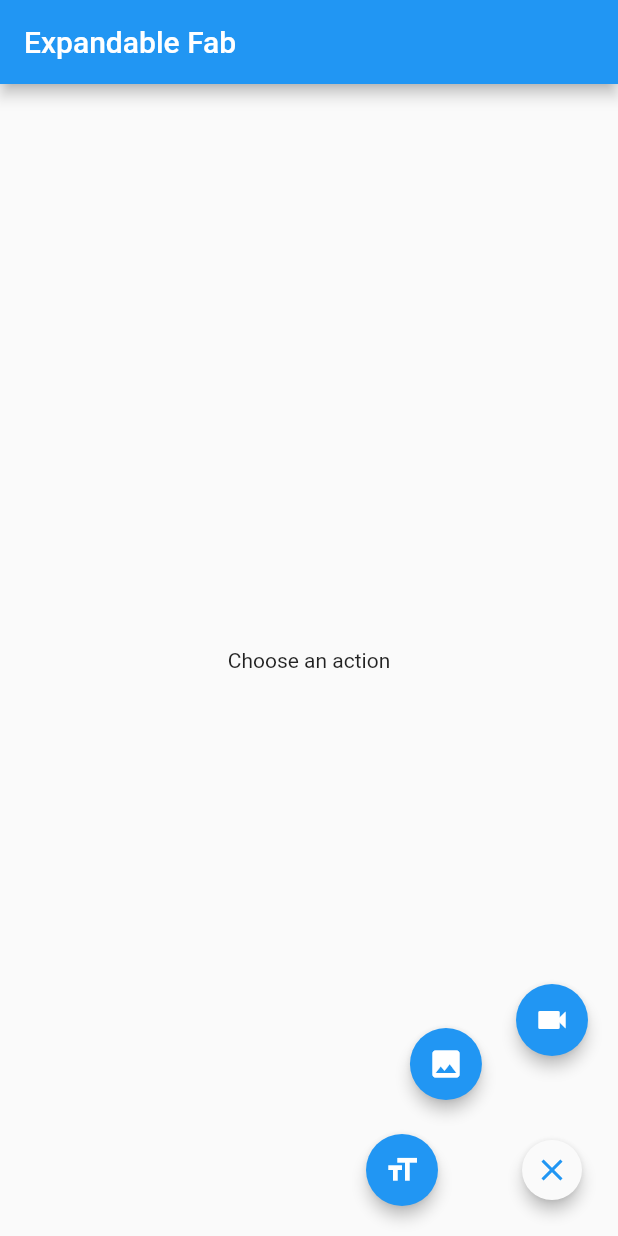
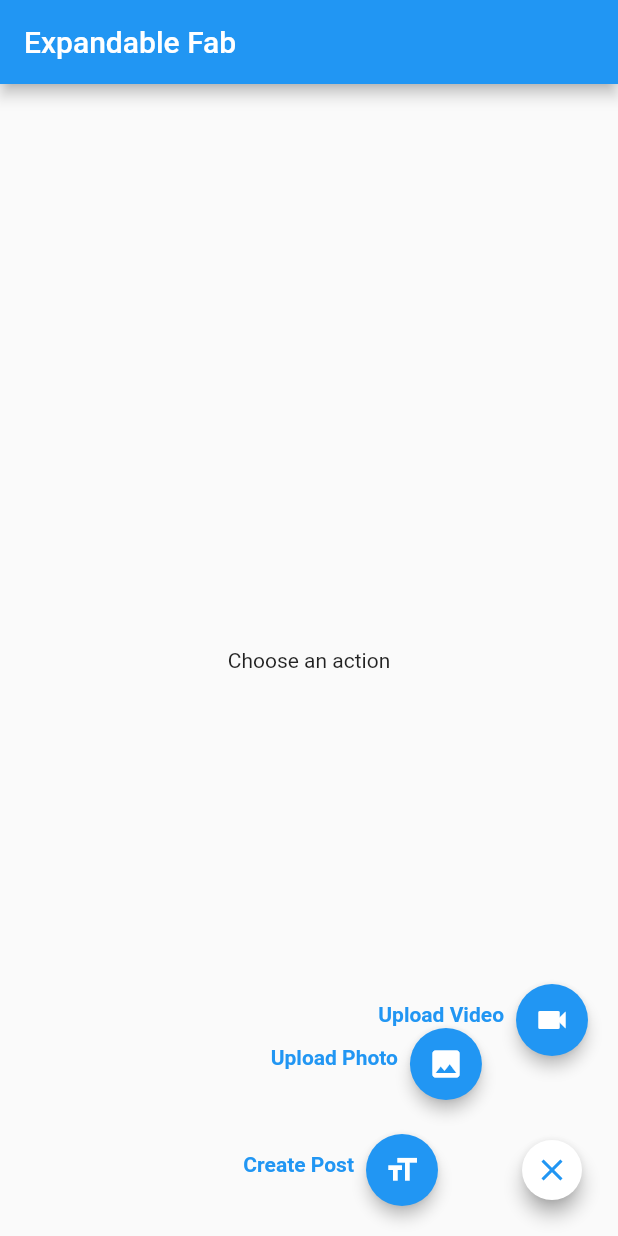
Before and after one commit to tajaouart/animated_expandable_fab, a Flutter app: the screen it shows after launch, after a tap on the "add" icon, on a phone screen of 412 x 824 dp. Run offline on Flutter 3.47's test engine with Material 2 defaults, Android fonts, the phone set to English and light mode, and no system bars.

Commit message:
add support of text in action button

```diff
--- a/example/lib/main.dart
+++ b/example/lib/main.dart
@@ -18,15 +18,10 @@ class ExampleExpandableFab extends StatefulWidget {
 }
 
 class _ExampleExpandableFabState extends State<ExampleExpandableFab> {
-  final _actionTitles = ['Create Post', 'Upload Photo', 'Upload Video'];
+  final _titles = ['Create Post', 'Upload Photo', 'Upload Video'];
+  final _icons = [Icons.format_size, Icons.insert_photo, Icons.videocam];
 
   String action = 'Choose an action';
-
-  void selectItem(BuildContext context, int index) {
-    setState(() {
-      action = _actionTitles[index];
-    });
-  }
 
   @override
   Widget build(BuildContext context) {
@@ -36,6 +31,10 @@ class _ExampleExpandableFabState extends State<ExampleExpandableFab> {
       ),
       body: Center(child: Text(action)),
       floatingActionButton: ExpandableFab(
+        closeBackgroundColor: Colors.white,
+        closeShadowColor: Colors.grey,
+        closeElevation: 5,
+        openElevation: 4,
         distance: 100.0,
         closeIcon: const Icon(
           Icons.close,
@@ -45,32 +44,28 @@ class _ExampleExpandableFabState extends State<ExampleExpandableFab> {
           Icons.add,
           color: Colors.white,
         ),
-        children: [
-          ActionButton(
-            onPressed: () => selectItem(context, 0),
+        children: List.generate(_titles.length, (index) {
+          return ActionButton(
+            onPressed: () => setState(() {
+              action = _titles[index];
+            }),
             closeFabOnTap: true,
-            child: const Icon(
-              Icons.format_size,
+            text: Padding(
+              padding: const EdgeInsets.only(bottom: 8.0, right: 8.0),
+              child: Text(
+                _titles[index],
+                style: const TextStyle(
+                  color: Colors.blue,
+                  fontWeight: FontWeight.bold,
+                ),
+              ),
+            ),
+            icon: Icon(
+              _icons[index],
               color: Colors.white,
             ),
-          ),
-          ActionButton(
-            onPressed: () => selectItem(context, 1),
-            closeFabOnTap: true,
-            child: const Icon(
-              Icons.insert_photo,
-              color: Colors.white,
-            ),
-          ),
-          ActionButton(
-            onPressed: () => selectItem(context, 2),
-            closeFabOnTap: true,
-            child: const Icon(
-              Icons.videocam,
-              color: Colors.white,
-            ),
-          ),
-        ],
+          );
+        }),
       ),
     );
   }
--- a/lib/expandable_fab/action_button.dart
+++ b/lib/expandable_fab/action_button.dart
@@ -1,39 +1,79 @@
 import 'package:flutter/material.dart';
 
 class ActionButton extends StatelessWidget {
-  /// Creates a material design action button.
+  /// Creates a material design action button with an optional text label.
+  ///
+  /// The button can display an icon or other widget, specified by [icon],
+  /// and an optional text label. The appearance of the button can be customized
+  /// with various styling parameters.
   const ActionButton({
+    this.padding = const EdgeInsets.all(12.0),
+    this.buttonShape = const CircleBorder(),
+    this.clipBehavior = Clip.antiAlias,
+    this.closeFabOnTap = true,
+    required this.icon,
+    this.elevation = 4.0,
+    this.shadowColor,
+    this.textColor,
+    this.onPressed,
+    this.color,
+    this.text,
     super.key,
-    this.onPressed,
-    required this.child,
-    this.color,
-    this.closeFabOnTap = true,
   });
 
-  /// The callback that is called when the button is tapped
+  /// The callback that is called when the button is tapped.
   final VoidCallback? onPressed;
 
-  /// The widget below this widget in the tree.
-  final Widget child;
+  /// The widget (typically an icon) displayed in the button.
+  final Widget icon;
+
+  /// Optional text label to display alongside the [icon].
+  final Widget? text;
+
+  /// Color of the text label.
+  final Color? textColor;
 
   /// The background color of the button.
   final Color? color;
 
-  /// Indicates whether the fab should close when the button is tapped.
+  /// Indicates whether the FAB should close when the button is tapped.
   final bool closeFabOnTap;
+
+  /// The shape of the button.
+  final ShapeBorder buttonShape;
+
+  /// The clip behavior of the button.
+  final Clip clipBehavior;
+
+  /// The elevation of the button.
+  final double elevation;
+
+  /// The shadow color of the button.
+  final Color? shadowColor;
+
+  /// The padding inside the button.
+  final EdgeInsetsGeometry padding;
 
   @override
   Widget build(BuildContext context) {
     final theme = Theme.of(context);
-    return Material(
-      shape: const CircleBorder(),
-      clipBehavior: Clip.antiAlias,
-      color: color ?? theme.colorScheme.secondary,
-      elevation: 4.0,
-      child: Padding(
-        padding: const EdgeInsets.all(12.0),
-        child: child,
-      ),
+
+    return Row(
+      mainAxisSize: MainAxisSize.min,
+      children: [
+        if (text != null) text!,
+        Material(
+          shape: buttonShape,
+          clipBehavior: clipBehavior,
+          color: color ?? theme.colorScheme.secondary,
+          elevation: elevation,
+          shadowColor: shadowColor ?? theme.shadowColor,
+          child: Padding(
+            padding: padding,
+            child: icon,
+          ),
+        ),
+      ],
     );
   }
 }
--- a/lib/expandable_fab/expandable_fab.dart
+++ b/lib/expandable_fab/expandable_fab.dart
@@ -1,30 +1,63 @@
 import 'package:animated_expandable_fab/animated_expandable_fab.dart';
+import 'package:animated_expandable_fab/expandable_fab/tap_to_open_fab.dart';
 import 'package:flutter/material.dart';
 
+import 'tap_to_close_fab.dart';
 import 'expanding_action_button.dart';
 
-// ExpandableFab is a stateful widget that allows creating an expandable Floating Action Button
-// which can contain multiple action buttons inside it.
+/// A stateful widget that creates an expandable Floating Action Button (FAB).
+///
+/// This widget allows the integration of multiple action buttons within a single FAB.
+/// The FAB can toggle between an open and closed state, revealing or hiding the action buttons.
 class ExpandableFab extends StatefulWidget {
+  /// Determines whether the FAB is open or closed initially.
+  final bool initialOpen;
+
+  /// The distance between the main FAB and the expanded action buttons.
+  final double distance;
+
+  /// A list of action buttons that are displayed when the FAB is expanded.
+  final List<ActionButton> children;
+
+  /// The icon displayed on the FAB when it is in its closed state.
+  /// If null, a default icon may be used.
+  final Widget? closeIcon;
+
+  /// The icon displayed on the FAB when it is in its open state.
+  /// If null, a default icon may be used.
+  final Widget? openIcon;
+
+  /// The elevation of the FAB when it is in the open state.
+  /// If null, a default elevation may be applied.
+  final double? openElevation;
+
+  /// The elevation of the FAB when it is in the closed state.
+  /// Defaults to 4.0 if not specified.
+  final double closeElevation;
+
+  /// The color of the shadow cast by the FAB when it is in the closed state.
+  /// If null, the default shadow color is used.
+  final Color? closeShadowColor;
+
+  /// The background color of the FAB when it is in the closed state.
+  /// If null, a default color is used.
+  final Color? closeBackgroundColor;
+
+  /// Constructs an [ExpandableFab].
+  ///
+  /// Requires [distance] and [children]. Other parameters are optional and have default values.
   const ExpandableFab({
+    this.closeBackgroundColor,
+    this.closeElevation = 4.0,
+    this.initialOpen = false,
+    required this.children,
+    required this.distance,
+    this.closeShadowColor,
+    this.openElevation,
+    this.closeIcon,
+    this.openIcon,
     super.key,
-    // boolean variable to determine if the fab should be open or closed by default
-    this.initialOpen = false,
-    // the distance between the fab and the action buttons
-    required this.distance,
-    // the list of action buttons to be added to the fab
-    required this.children,
-    // the icon to be displayed when the fab is closed
-    this.closeIcon,
-    // the icon to be displayed when the fab is open
-    this.openIcon,
   });
-
-  final bool initialOpen;
-  final double distance;
-  final List<ActionButton> children;
-  final Widget? closeIcon;
-  final Widget? openIcon;
 
   @override
   State<ExpandableFab> createState() => _ExpandableFabState();
@@ -34,16 +67,14 @@ class _ExpandableFabState extends State<ExpandableFab>
     with SingleTickerProviderStateMixin {
   late final AnimationController _controller;
   late final Animation<double> _expandAnimation;
-  bool _open = false;
+  late bool _isOpen = widget.initialOpen;
 
   @override
   void initState() {
     super.initState();
-    // initializing the state of the fab
-    _open = widget.initialOpen;
     _controller = AnimationController(
       // setting the initial value of the animation
-      value: _open ? 1.0 : 0.0,
+      value: _isOpen ? 1.0 : 0.0,
       duration: const Duration(milliseconds: 250),
       vsync: this,
     );
@@ -54,25 +85,6 @@ class _ExpandableFabState extends State<ExpandableFab>
     );
   }
 
-  // dispose the animation controller when the widget is disposed
-  @override
-  void dispose() {
-    _controller.dispose();
-    super.dispose();
-  }
-
-  // toggle the state of the fab when it is tapped
-  void _toggle() {
-    setState(() {
-      _open = !_open;
-      if (_open) {
-        _controller.forward();
-      } else {
-        _controller.reverse();
-      }
-    });
-  }
-
   // the main build function
   @override
   Widget build(BuildContext context) {
@@ -81,43 +93,40 @@ class _ExpandableFabState extends State<ExpandableFab>
         alignment: Alignment.bottomRight,
         clipBehavior: Clip.none,
         children: [
-          _buildTapToCloseFab(),
+          TapToCloseFab(
+            closeBackgroundColor: widget.closeBackgroundColor,
+            closeShadowColor: widget.closeShadowColor,
+            closeElevation: widget.closeElevation,
+            closeIcon: closeIcon,
+            open: _isOpen,
+            // Optional
+            toggle: _toggleFab,
+          ),
           ..._buildExpandingActionButtons(),
-          _buildTapToOpenFab(),
+          TapToOpenFab(
+            openIcon: widget.openIcon,
+            openElevation: widget.openElevation,
+            toggle: _toggleFab,
+            open: _isOpen,
+          )
         ],
       ),
     );
   }
 
-  // the tap-to-close fab widget
-  Widget _buildTapToCloseFab() {
-    return SizedBox(
-      width: 56.0,
-      height: 56.0,
-      child: Center(
-        child: Material(
-          shape: const CircleBorder(),
-          clipBehavior: Clip.antiAlias,
-          elevation: 4.0,
-          child: InkWell(
-            onTap: _toggle,
-            child: Padding(
-              padding: const EdgeInsets.all(8.0),
-              child: _open == false
-                  ? const SizedBox()
-                  : (widget.closeIcon ??
-                      Icon(
-                        Icons.close,
-                        color: Theme.of(context).primaryColor,
-                      )),
-            ),
-          ),
-        ),
-      ),
-    );
+  // toggle the state of the fab when it is tapped
+  void _toggleFab() {
+    setState(() {
+      _isOpen = !_isOpen;
+      if (_isOpen) {
+        _controller.forward();
+      } else {
+        _controller.reverse();
+      }
+    });
   }
 
-// builds the expanding action buttons
+  // builds the expanding action buttons
   List<Widget> _buildExpandingActionButtons() {
     final children = <Widget>[];
     final count = widget.children.length;
@@ -133,7 +142,7 @@ class _ExpandableFabState extends State<ExpandableFab>
           child: widget.children[i],
           onTap: () {
             if (widget.children[i].closeFabOnTap) {
-              _toggle();
+              _toggleFab();
             }
             widget.children[i].onPressed?.call();
           },
@@ -143,30 +152,18 @@ class _ExpandableFabState extends State<ExpandableFab>
     return children;
   }
 
-  Widget _buildTapToOpenFab() {
-    return IgnorePointer(
-      ignoring: _open,
-      child: AnimatedContainer(
-        transformAlignment: Alignment.center,
-        transform: Matrix4.diagonal3Values(
-          _open ? 0.7 : 1.0,
-          _open ? 0.7 : 1.0,
-          1.0,
-        ),
-        duration: const Duration(milliseconds: 250),
-        curve: const Interval(0.0, 0.5, curve: Curves.easeOut),
-        child: AnimatedOpacity(
-          opacity: _open ? 0.0 : 1.0,
-          curve: const Interval(0.25, 1.0, curve: Curves.easeInOut),
-          duration: const Duration(milliseconds: 250),
-          child: FloatingActionButton(
-            onPressed: _toggle,
-            child: _open
-                ? const SizedBox()
-                : (widget.openIcon ?? const Icon(Icons.add)),
-          ),
-        ),
-      ),
-    );
+  Widget get closeIcon => _isOpen == false
+      ? const SizedBox()
+      : (widget.closeIcon ??
+          Icon(
+            Icons.close,
+            color: Theme.of(context).primaryColor,
+          ));
+
+  // dispose the animation controller when the widget is disposed
+  @override
+  void dispose() {
+    _controller.dispose();
+    super.dispose();
   }
 }
--- /dev/null
+++ b/lib/expandable_fab/tap_to_close_fab.dart
@@ -0,0 +1,69 @@
+import 'package:flutter/material.dart';
+
+/// A widget that creates a floating action button (FAB) which can be tapped to close.
+///
+/// The widget displays a circular button with customizable elevation, shadow color,
+/// background color, and an optional icon. When tapped, it triggers a provided callback.
+class TapToCloseFab extends StatelessWidget {
+  /// Determines whether the FAB is in open state.
+  final bool open;
+
+  /// Elevation for the FAB when it's in the closed state.
+  final double closeElevation;
+
+  /// Shadow color for the FAB when it's in the closed state.
+  final Color? closeShadowColor;
+
+  /// Background color for the FAB when it's in the closed state.
+  final Color? closeBackgroundColor;
+
+  /// Icon to display in the FAB when it's in the closed state.
+  /// If null, no icon is displayed.
+  final Widget? closeIcon;
+
+  /// Callback function to execute when the FAB is tapped.
+  final VoidCallback toggle;
+
+  /// Creates an instance of [TapToCloseFab].
+  ///
+  /// All parameters are required except [closeIcon], which is optional.
+  const TapToCloseFab({
+    required this.closeBackgroundColor,
+    required this.closeShadowColor,
+    required this.closeElevation,
+    required this.toggle,
+    required this.open,
+    this.closeIcon,
+    Key? key,
+  }) : super(key: key);
+
+  @override
+  Widget build(BuildContext context) {
+    return SizedBox(
+      width: 56.0,
+      height: 56.0,
+      child: Center(
+        child: Material(
+          shape: const CircleBorder(),
+          clipBehavior: Clip.antiAlias,
+          elevation: closeElevation,
+          shadowColor: closeShadowColor,
+          color: closeBackgroundColor,
+          child: InkWell(
+            onTap: toggle,
+            child: Padding(
+              padding: const EdgeInsets.all(8.0),
+              child: !open
+                  ? const SizedBox()
+                  : (closeIcon ??
+                      Icon(
+                        Icons.close,
+                        color: Theme.of(context).primaryColor,
+                      )),
+            ),
+          ),
+        ),
+      ),
+    );
+  }
+}
--- /dev/null
+++ b/lib/expandable_fab/tap_to_open_fab.dart
@@ -0,0 +1,58 @@
+import 'package:flutter/material.dart';
+
+/// A widget that creates a floating action button (FAB) which can be tapped to open.
+///
+/// The FAB animates and changes its appearance based on the open state.
+/// It shrinks and fades out when open, and returns to normal size with an icon when closed.
+class TapToOpenFab extends StatelessWidget {
+  /// The open state of the FAB. Determines the appearance and interaction of the FAB.
+  final bool open;
+
+  /// The callback function to execute when the FAB is tapped.
+  final VoidCallback toggle;
+
+  /// The elevation of the FAB when it's in the open state.
+  final double? openElevation;
+
+  /// The icon to display in the FAB when it's in the closed state.
+  /// If null, a default '+' icon is displayed.
+  final Widget? openIcon;
+
+  /// Creates an instance of [TapToOpenFab].
+  ///
+  /// Requires [open], [toggle], and [openElevation]. The [openIcon] is optional.
+  const TapToOpenFab({
+    required this.openElevation,
+    required this.toggle,
+    required this.open,
+    this.openIcon,
+    Key? key,
+  }) : super(key: key);
+
+  @override
+  Widget build(BuildContext context) {
+    return IgnorePointer(
+      ignoring: open,
+      child: AnimatedContainer(
+        transformAlignment: Alignment.center,
+        transform: Matrix4.diagonal3Values(
+          open ? 0.7 : 1.0,
+          open ? 0.7 : 1.0,
+          1.0,
+        ),
+        duration: const Duration(milliseconds: 250),
+        curve: const Interval(0.0, 0.5, curve: Curves.easeOut),
+        child: AnimatedOpacity(
+          opacity: open ? 0.0 : 1.0,
+          curve: const Interval(0.25, 1.0, curve: Curves.easeInOut),
+          duration: const Duration(milliseconds: 250),
+          child: FloatingActionButton(
+            onPressed: toggle,
+            elevation: openElevation,
+            child: open ? const SizedBox() : openIcon,
+          ),
+        ),
+      ),
+    );
+  }
+}
--- a/pubspec.yaml
+++ b/pubspec.yaml
@@ -1,10 +1,10 @@
 name: animated_expandable_fab
 description: A Flutter package that provides an animated and expandable Floating Action Button. The package allows you to create an animated FAB that expands when tapped and collapses when tapped again.
-version: 0.0.2
+version: 0.0.3
 homepage: https://github.com/tajaouart/animated_expandable_fab
 
 environment:
-  sdk: '>=2.18.6 <3.0.0'
+  sdk: '>=2.18.6 <4.0.0'
   flutter: ">=1.17.0"
 
 dependencies:
```
Also changed, not shown: 7 other files.
